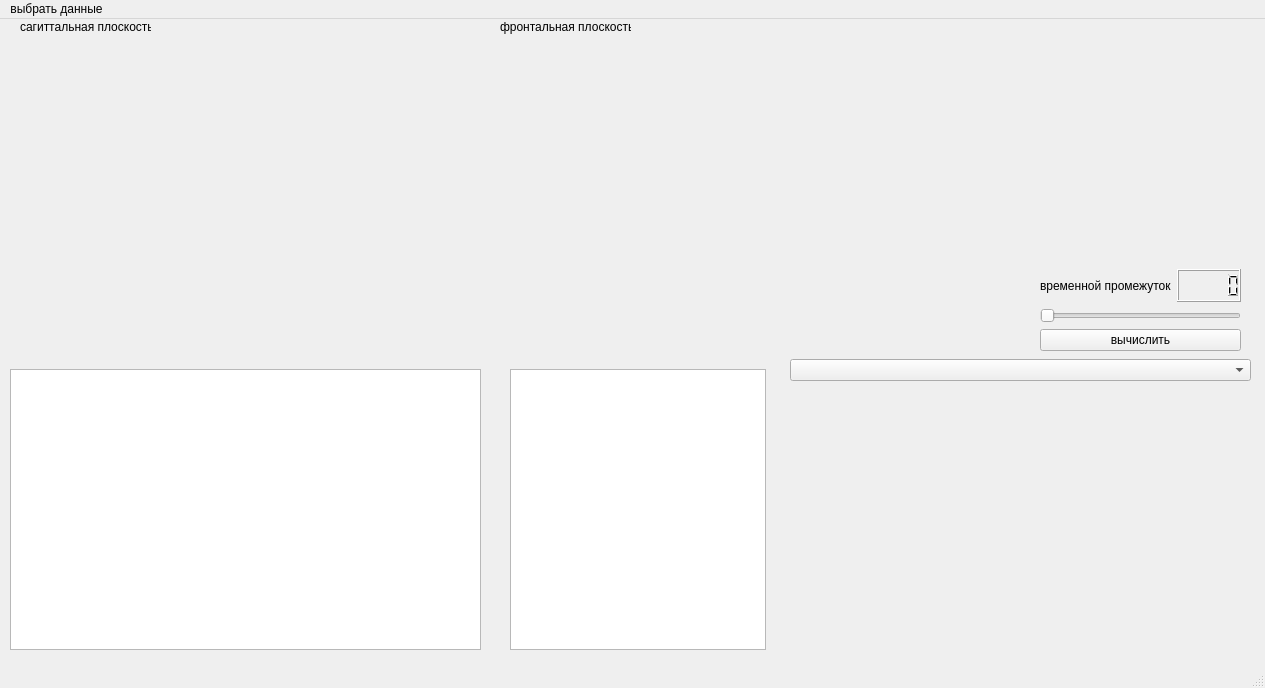
This is data/design.ui in nikolamilchev/gui as Qt 5 draws it before an edit. The edited form follows.
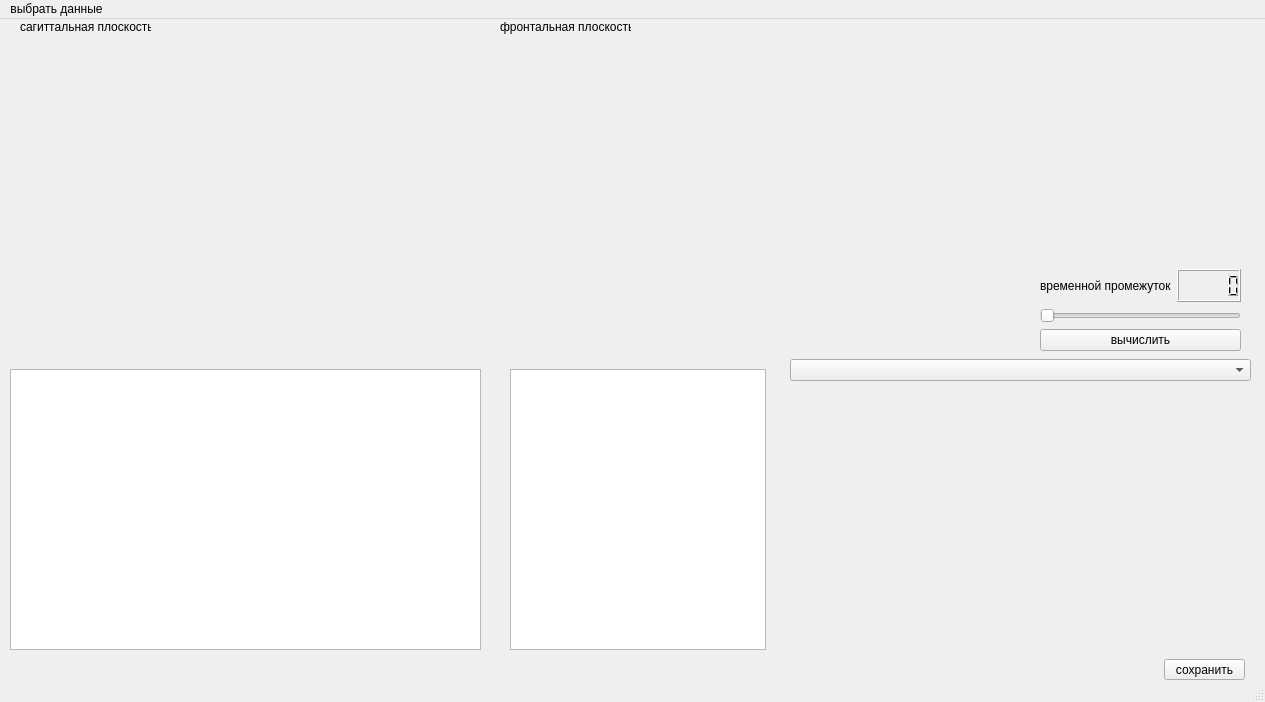
This is the edited form. Custom widgets are drawn as their Qt base class.

Commit message: добавил сохранение картинок

The edit to the form file:
```diff
--- a/data/design.ui
+++ b/data/design.ui
@@ -7,7 +7,7 @@
     <x>0</x>
     <y>0</y>
     <width>1265</width>
-    <height>688</height>
+    <height>702</height>
    </rect>
   </property>
   <property name="windowTitle">
@@ -106,7 +106,7 @@
      <string>сагиттальная плоскость</string>
     </property>
    </widget>
-   <widget class="QWidget" name="">
+   <widget class="QWidget" name="layoutWidget">
     <property name="geometry">
      <rect>
       <x>1040</x>
@@ -142,6 +142,19 @@
      </item>
     </layout>
    </widget>
+   <widget class="QPushButton" name="pushButton_2">
+    <property name="geometry">
+     <rect>
+      <x>1164</x>
+      <y>640</y>
+      <width>81</width>
+      <height>21</height>
+     </rect>
+    </property>
+    <property name="text">
+     <string>сохранить</string>
+    </property>
+   </widget>
   </widget>
   <widget class="QMenuBar" name="menubar">
    <property name="geometry">
```
The commit also changes 2 other files.
